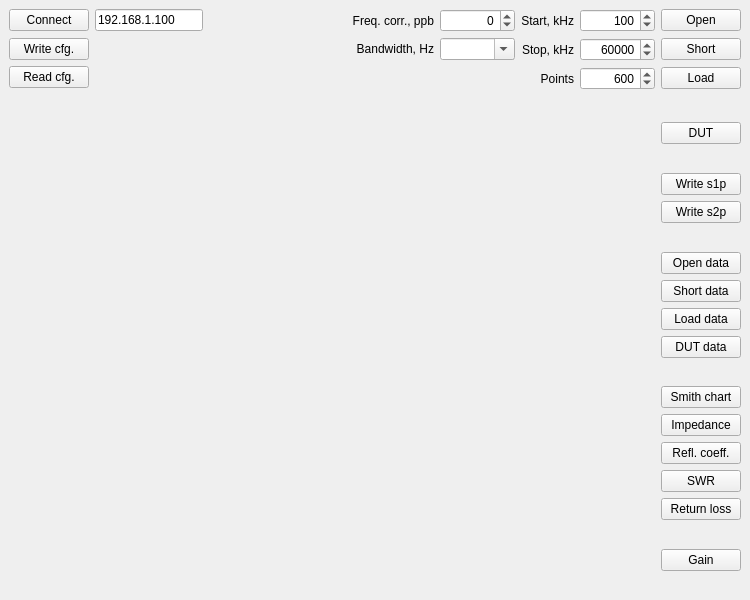
pavel-demin/red-pitaya-notes, file projects/vna/client/vna.ui: the form before one commit.
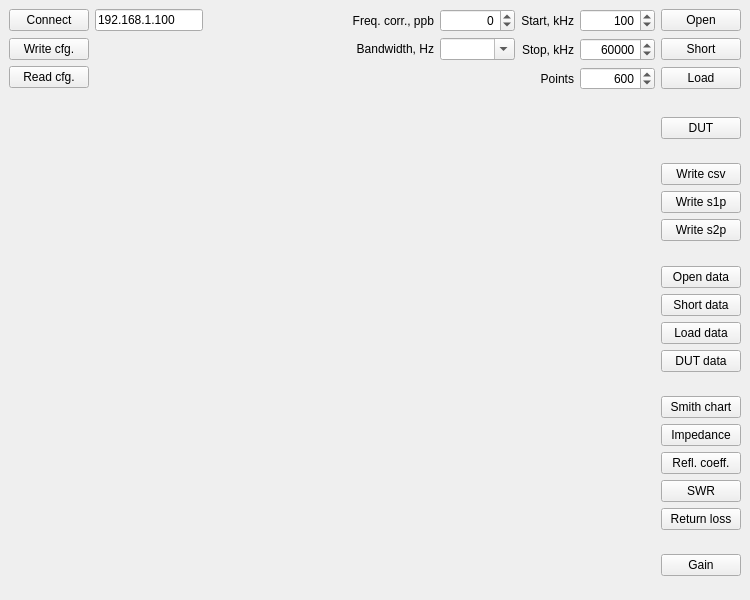
The form after the commit.

Commit message: add more bandwidth options and write csv button to vna/client

The edit to the form file:
```diff
--- a/projects/vna/client/vna.ui
+++ b/projects/vna/client/vna.ui
@@ -198,14 +198,14 @@
        <property name="bottomMargin">
         <number>6</number>
        </property>
-       <item row="4" column="0">
+       <item row="5" column="0">
         <widget class="QPushButton" name="s2pButton">
          <property name="text">
           <string>Write s2p</string>
          </property>
         </widget>
        </item>
-       <item row="17" column="0">
+       <item row="18" column="0">
         <widget class="QPushButton" name="gainPlot">
          <property name="text">
           <string>Gain</string>
@@ -225,49 +225,49 @@
          </property>
         </spacer>
        </item>
-       <item row="7" column="0">
+       <item row="8" column="0">
         <widget class="QPushButton" name="shortPlot">
          <property name="text">
           <string>Short data</string>
          </property>
         </widget>
        </item>
-       <item row="6" column="0">
+       <item row="7" column="0">
         <widget class="QPushButton" name="openPlot">
          <property name="text">
           <string>Open data</string>
          </property>
         </widget>
        </item>
-       <item row="13" column="0">
+       <item row="14" column="0">
         <widget class="QPushButton" name="rcPlot">
          <property name="text">
           <string>Refl. coeff.</string>
          </property>
         </widget>
        </item>
-       <item row="12" column="0">
+       <item row="13" column="0">
         <widget class="QPushButton" name="impPlot">
          <property name="text">
           <string>Impedance</string>
          </property>
         </widget>
        </item>
-       <item row="14" column="0">
+       <item row="15" column="0">
         <widget class="QPushButton" name="swrPlot">
          <property name="text">
           <string>SWR</string>
          </property>
         </widget>
        </item>
-       <item row="8" column="0">
+       <item row="9" column="0">
         <widget class="QPushButton" name="loadPlot">
          <property name="text">
           <string>Load data</string>
          </property>
         </widget>
        </item>
-       <item row="5" column="0">
+       <item row="6" column="0">
         <spacer name="spacer4">
          <property name="orientation">
           <enum>Qt::Vertical</enum>
@@ -280,7 +280,7 @@
          </property>
         </spacer>
        </item>
-       <item row="15" column="0">
+       <item row="16" column="0">
         <widget class="QPushButton" name="rlPlot">
          <property name="text">
           <string>Return loss</string>
@@ -300,34 +300,34 @@
          </property>
         </widget>
        </item>
-       <item row="10" column="0">
-        <spacer name="spacer5">
-         <property name="orientation">
-          <enum>Qt::Vertical</enum>
-         </property>
-         <property name="sizeHint" stdset="0">
-          <size>
-           <width>20</width>
-           <height>40</height>
-          </size>
-         </property>
-        </spacer>
-       </item>
        <item row="11" column="0">
+        <spacer name="spacer5">
+         <property name="orientation">
+          <enum>Qt::Vertical</enum>
+         </property>
+         <property name="sizeHint" stdset="0">
+          <size>
+           <width>20</width>
+           <height>40</height>
+          </size>
+         </property>
+        </spacer>
+       </item>
+       <item row="12" column="0">
         <widget class="QPushButton" name="smithPlot">
          <property name="text">
           <string>Smith chart</string>
          </property>
         </widget>
        </item>
-       <item row="9" column="0">
+       <item row="10" column="0">
         <widget class="QPushButton" name="dutPlot">
          <property name="text">
           <string>DUT data</string>
          </property>
         </widget>
        </item>
-       <item row="16" column="0">
+       <item row="17" column="0">
         <spacer name="spacer6">
          <property name="orientation">
           <enum>Qt::Vertical</enum>
@@ -340,7 +340,7 @@
          </property>
         </spacer>
        </item>
-       <item row="3" column="0">
+       <item row="4" column="0">
         <widget class="QPushButton" name="s1pButton">
          <property name="text">
           <string>Write s1p</string>
@@ -360,7 +360,7 @@
          </property>
         </spacer>
        </item>
-       <item row="18" column="0">
+       <item row="19" column="0">
         <spacer name="spacer7">
          <property name="orientation">
           <enum>Qt::Vertical</enum>
@@ -373,6 +373,13 @@
          </property>
         </spacer>
        </item>
+       <item row="3" column="0">
+        <widget class="QPushButton" name="csvButton">
+         <property name="text">
+          <string>Write csv</string>
+         </property>
+        </widget>
+       </item>
       </layout>
      </widget>
     </item>
```
The commit also changes 1 other file.
